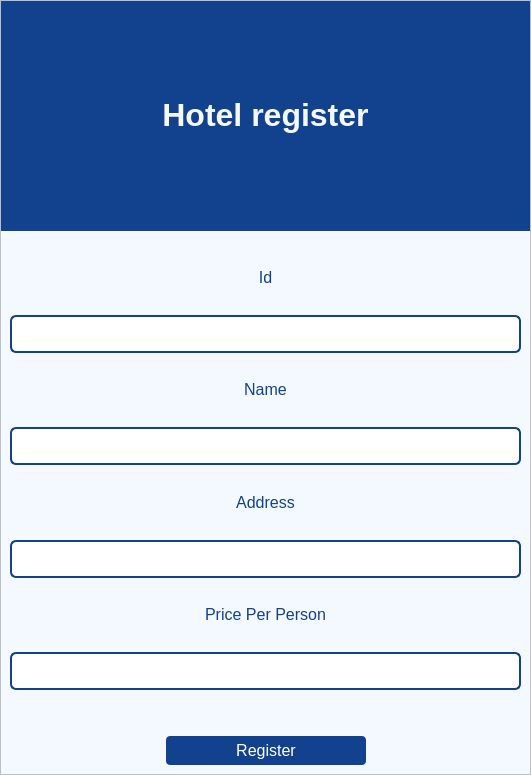
Before: the Qt Designer form ui/hotelRegister.ui in Dimalko/telo2, drawn with Qt 5.
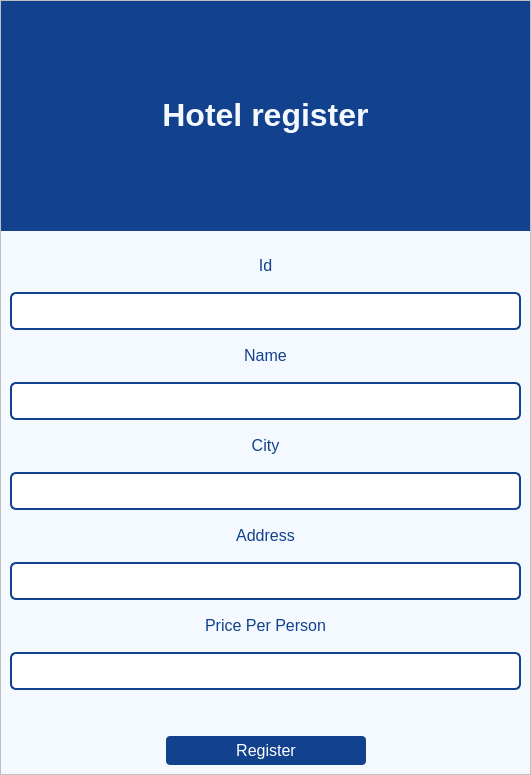
After: the same form once the commit is applied.

Commit message: upade hotel-tour connection

```diff
--- a/ui/hotelRegister.ui
+++ b/ui/hotelRegister.ui
@@ -178,6 +178,16 @@
              </property>
             </widget>
            </item>
+           <item>
+            <widget class="QLabel" name="label_2">
+             <property name="text">
+              <string>&lt;html&gt;&lt;head/&gt;&lt;body&gt;&lt;p align=&quot;center&quot;&gt;&lt;span style=&quot; font-size:12pt;&quot;&gt;City&lt;/span&gt;&lt;/p&gt;&lt;/body&gt;&lt;/html&gt;</string>
+             </property>
+            </widget>
+           </item>
+           <item>
+            <widget class="QLineEdit" name="hotelCityInput"/>
+           </item>
            <item>
             <widget class="QLabel" name="FirstNameLabel">
              <property name="text">
```
The commit also changes 13 other files.
